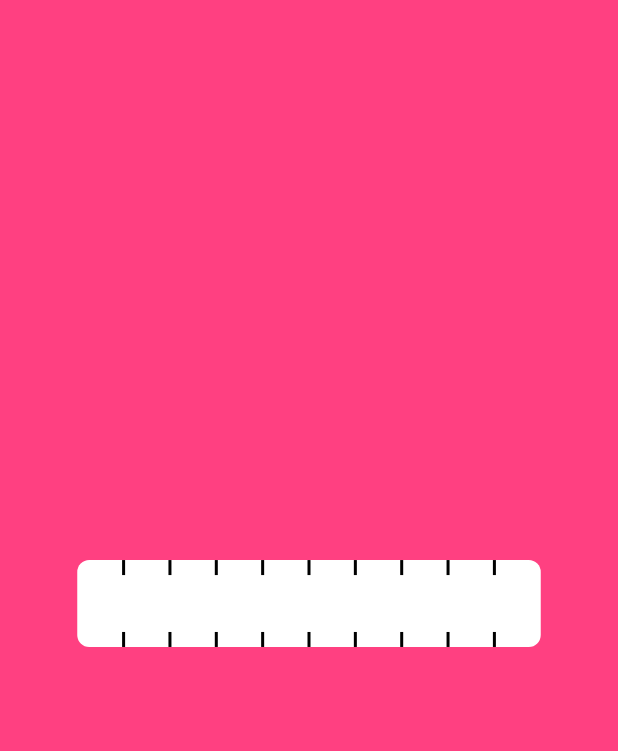
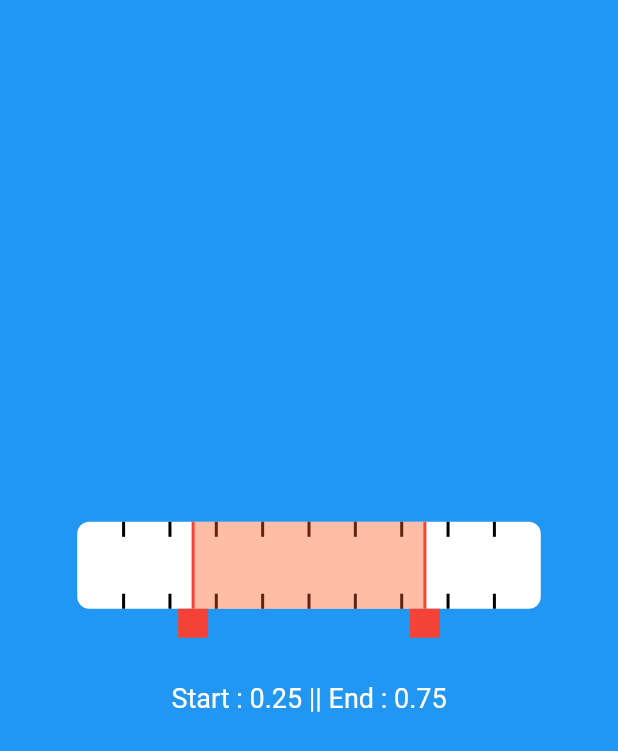
Before and after one commit to e-demir/flutter_custom_range_selector, a Flutter app: the screen it shows after launch, on a phone screen of 412 x 824 dp. Shown: the top 751 px of the screen. Run offline on Flutter 3.47's test engine with Material 2 defaults, Android fonts, the phone set to English and light mode, and no system bars.

Commit message:
final commit

```diff
--- a/lib/custom_range_selector.dart
+++ b/lib/custom_range_selector.dart
@@ -28,11 +28,15 @@ class _CustomRangeSelectorState extends State<CustomRangeSelector> {
 
   double barHeight = 0;
   List<Widget> topDividers=[], bottomDividers=[];
+  double startPosition = 0;
+  double endPosition=0;
 
   @override
   void initState() {
     // TODO: implement initState
     super.initState();
+    startPosition = widget.start * widget.width;
+    endPosition = widget.end * widget.width;
     barHeight = widget.height * 0.75;
     double markerDistance = widget.width / widget.divisions;
     List markers = List.generate(widget.divisions-1, (index) => (markerDistance)*(index+1));
@@ -78,7 +82,69 @@ class _CustomRangeSelectorState extends State<CustomRangeSelector> {
                 ...bottomDividers
               ],
             ),
-          )
+          ),
+          Positioned(
+            top: 0,
+            left: startPosition-1,
+            child: Container(
+              width: 2,
+              height: barHeight,
+              color: Colors.red,
+            ),
+          ),
+          Positioned(
+            top: 0,
+            left: endPosition -1,
+            child: Container(
+              width: 2,
+              height: barHeight,
+              color: Colors.red,
+            ),
+          ),
+          Positioned(
+              bottom: 0,
+              left: startPosition-10,
+            child: GestureDetector(
+                  onPanUpdate: (panUpdate){
+                    double newPosition = (startPosition + panUpdate.delta.dx).clamp(0.0, widget.width);
+                    if(newPosition<=endPosition-10){
+                      widget.onStartChange(double.parse((newPosition/widget.width).toStringAsFixed(2)));
+                      startPosition=newPosition;
+                    }
+                  },
+                child: Container(
+                  width: 20,
+                  height: widget.height-barHeight,
+                  color: Colors.red,
+                )
+                )
+               ),
+          Positioned(
+              bottom: 0,
+              left: endPosition-10,
+              child: GestureDetector(
+                  onPanUpdate: (panUpdate){
+                    double newPosition = (endPosition + panUpdate.delta.dx).clamp(0.0, widget.width);
+                    if(newPosition>=startPosition+10){
+                      widget.onEndChange(double.parse((newPosition/widget.width).toStringAsFixed(2)));
+                      endPosition=newPosition;
+                    }
+                  },
+                  child: Container(
+                    width: 20,
+                    height: widget.height-barHeight,
+                    color: Colors.red,
+                  )
+              )
+          ),
+          Positioned(
+              top: 0,
+              left: startPosition,
+              child: Container(
+            width: endPosition-startPosition,
+            height: barHeight,
+            color: Colors.deepOrange.withAlpha(100),
+          ))
         ],
       ),
     );
--- a/lib/main.dart
+++ b/lib/main.dart
@@ -27,7 +27,6 @@ class MyHomePage extends StatefulWidget {
 
 class _MyHomePageState extends State<MyHomePage> {
   double startPoint = 0.25;
-
   double endPoint = 0.75;
 
   @override
@@ -36,9 +35,12 @@ class _MyHomePageState extends State<MyHomePage> {
     double rangeSelectorWidth = size.width * 0.75;
     double rangeSelectorHeight = rangeSelectorWidth * 0.25;
     return Scaffold(
-      backgroundColor: Colors.pinkAccent,
+      backgroundColor: Colors.blue,
       body: Center(
-        child: CustomRangeSelector(
+        child: Column(
+          mainAxisAlignment: MainAxisAlignment.center,
+          children: [
+            CustomRangeSelector(
               width: rangeSelectorWidth,
               height: rangeSelectorHeight,
               divisions: 10,
@@ -55,6 +57,12 @@ class _MyHomePageState extends State<MyHomePage> {
                 });
               },
             ),
+            SizedBox(
+              height: 30,
+            ),
+            Text("Start : $startPoint || End : $endPoint",style: TextStyle(color: Colors.white, fontSize: 18.0),)
+          ],
+        ),
       ),
     );
   }
```
Lines whose indentation alone changed are shown as unchanged.
